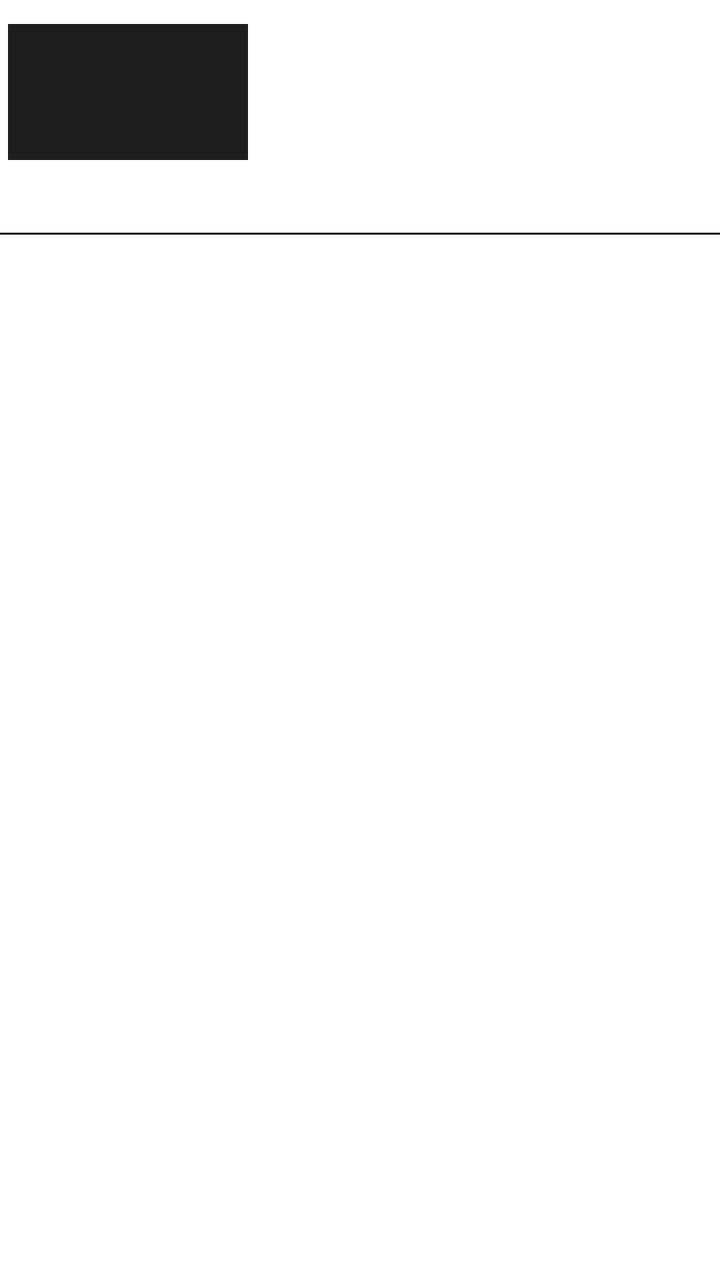
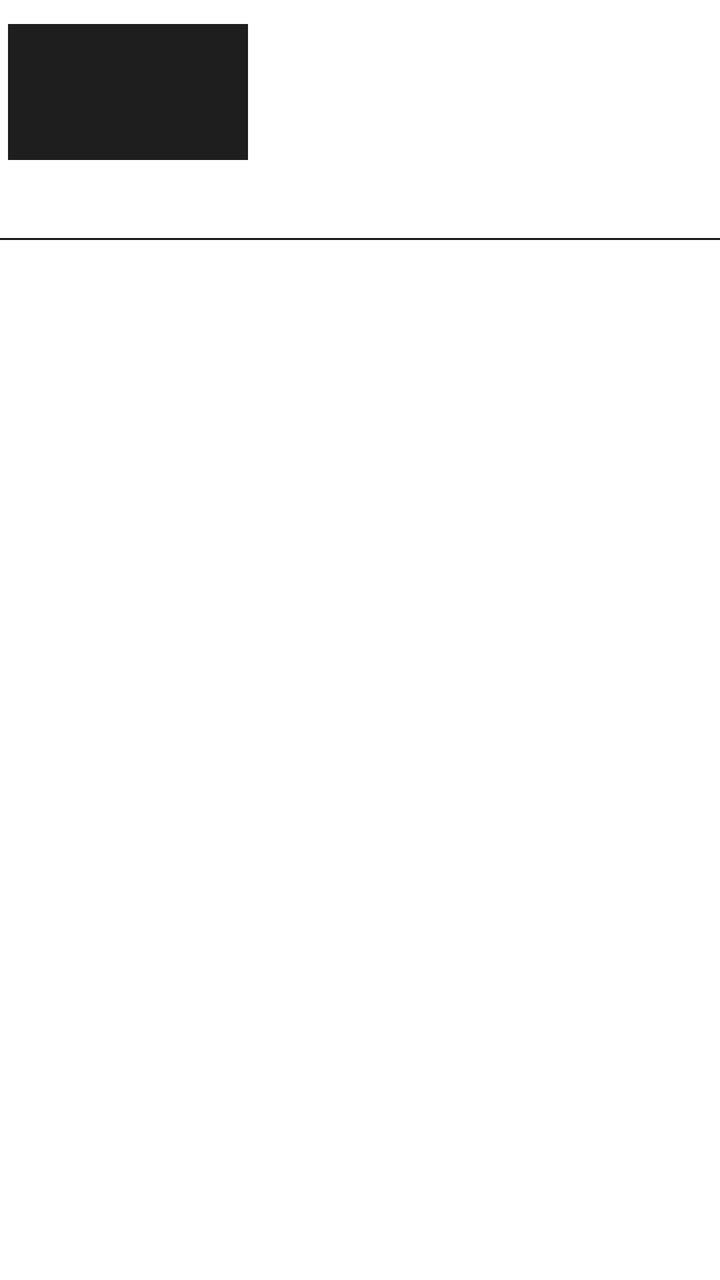

The first picture is an Android layout as it rendered before a commit; the second is the same layout after the commit. The layout source and the unified diff follow.
<!-- AndroidManifest.xml: application theme Theme.EMPlay -->
<!-- res/layout/episode_item.xml -->
<?xml version="1.0" encoding="utf-8"?>
<LinearLayout xmlns:android="http://schemas.android.com/apk/res/android"
    android:layout_width="match_parent"
    android:layout_height="wrap_content"
    android:orientation="vertical"
    android:paddingTop="12dp"
    android:paddingBottom="12dp">

    
    <LinearLayout
        android:layout_width="match_parent"
        android:layout_height="wrap_content"
        android:orientation="horizontal"
        android:paddingStart="4dp"
        android:paddingEnd="4dp">

        <ImageView
            android:id="@+id/episode_still"
            android:layout_width="120dp"
            android:layout_height="68dp"
            android:scaleType="centerCrop"
            android:contentDescription="Episode still"
            android:background="#1E1E1E"/>

        <LinearLayout
            android:layout_width="0dp"
            android:layout_height="wrap_content"
            android:layout_weight="1"
            android:layout_marginStart="12dp"
            android:orientation="vertical"
            android:gravity="center_vertical">

            <TextView
                android:id="@+id/episode_number"
                android:layout_width="wrap_content"
                android:layout_height="wrap_content"
                android:fontFamily="sans-serif-medium"
                android:textColor="#E53935"
                android:textSize="11sp"/>

            <TextView
                android:id="@+id/episode_title"
                android:layout_width="wrap_content"
                android:layout_height="wrap_content"
                android:layout_marginTop="2dp"
                android:fontFamily="sans-serif-medium"
                android:textColor="#FFFFFF"
                android:textSize="13sp"
                android:maxLines="2"
                android:ellipsize="end"/>

            <TextView
                android:id="@+id/episode_air_date"
                android:layout_width="wrap_content"
                android:layout_height="wrap_content"
                android:layout_marginTop="4dp"
                android:fontFamily="sans-serif"
                android:textColor="#555555"
                android:textSize="11sp"/>

        </LinearLayout>

    </LinearLayout>

    
    <TextView
        android:id="@+id/episode_overview"
        android:layout_width="match_parent"
        android:layout_height="wrap_content"
        android:layout_marginTop="8dp"
        android:layout_marginStart="4dp"
        android:layout_marginEnd="4dp"
        android:fontFamily="sans-serif"
        android:lineSpacingExtra="3dp"
        android:textColor="#777777"
        android:textSize="12sp"
        android:maxLines="3"
        android:ellipsize="end"/>

    
    <View
        android:layout_width="match_parent"
        android:layout_height="1dp"
        android:layout_marginTop="12dp"
        android:background="#1A1A1A"/>

</LinearLayout>
<!-- resources referenced by this layout -->
<resources>
  <style name="Theme.EMPlay" parent="Theme.MaterialComponents.DayNight.DarkActionBar">
          
          <item name="colorPrimary">#DD10090B</item>
          <item name="colorPrimaryVariant">#059C8D8D</item>
          <item name="colorOnPrimary">#9C8D8D</item>
          
          <item name="colorSecondary">#AD151515</item>
          <item name="colorSecondaryVariant">@color/teal_700</item>
          <item name="colorOnSecondary">@color/black</item>
          
          <item name="android:statusBarColor">@color/black</item>
          
      </style>
  <color name="teal_700">#EFB6B6</color>
  <color name="black">#FF000000</color>
</resources>

<!-- the commit's change to res/layout/episode_item.xml (unified diff, before → after) -->
@@ -36,7 +36,7 @@
                 android:layout_height="wrap_content"
                 android:fontFamily="sans-serif-medium"
                 android:textColor="#E53935"
-                android:textSize="11sp"/>
+                android:textSize="12sp"/>
 
             <TextView
                 android:id="@+id/episode_title"
@@ -45,7 +45,7 @@
                 android:layout_marginTop="2dp"
                 android:fontFamily="sans-serif-medium"
                 android:textColor="#FFFFFF"
-                android:textSize="13sp"
+                android:textSize="14sp"
                 android:maxLines="2"
                 android:ellipsize="end"/>
 
@@ -55,8 +55,8 @@
                 android:layout_height="wrap_content"
                 android:layout_marginTop="4dp"
                 android:fontFamily="sans-serif"
-                android:textColor="#555555"
-                android:textSize="11sp"/>
+                android:textColor="#888888"
+                android:textSize="12sp"/>
 
         </LinearLayout>
 
@@ -72,10 +72,25 @@
         android:layout_marginEnd="4dp"
         android:fontFamily="sans-serif"
         android:lineSpacingExtra="3dp"
-        android:textColor="#777777"
+        android:justificationMode="inter_word"
+        android:textColor="#CCCCCC"
+        android:textSize="14sp"
+        android:maxLines="4"
+        android:ellipsize="end"/>
+
+    <TextView
+        android:id="@+id/read_more_text"
+        android:layout_width="wrap_content"
+        android:layout_height="wrap_content"
+        android:layout_marginStart="4dp"
+        android:layout_marginTop="4dp"
+        android:paddingTop="4dp"
+        android:paddingBottom="12dp"
+        android:text="Read More"
+        android:textColor="#E53935"
         android:textSize="12sp"
-        android:maxLines="3"
-        android:ellipsize="end"/>
+        android:textStyle="bold"
+        android:visibility="gone"/>
 
     
     <View
<!-- resource entries referenced after the edit -->
@@ -13,7 +13,7 @@
           <item name="android:statusBarColor">@color/black</item>
           
       </style>
-  <color name="teal_700">#EFB6B6</color>
+  <color name="teal_700">#FF018786</color>
   <color name="black">#FF000000</color>
 </resources>
 
